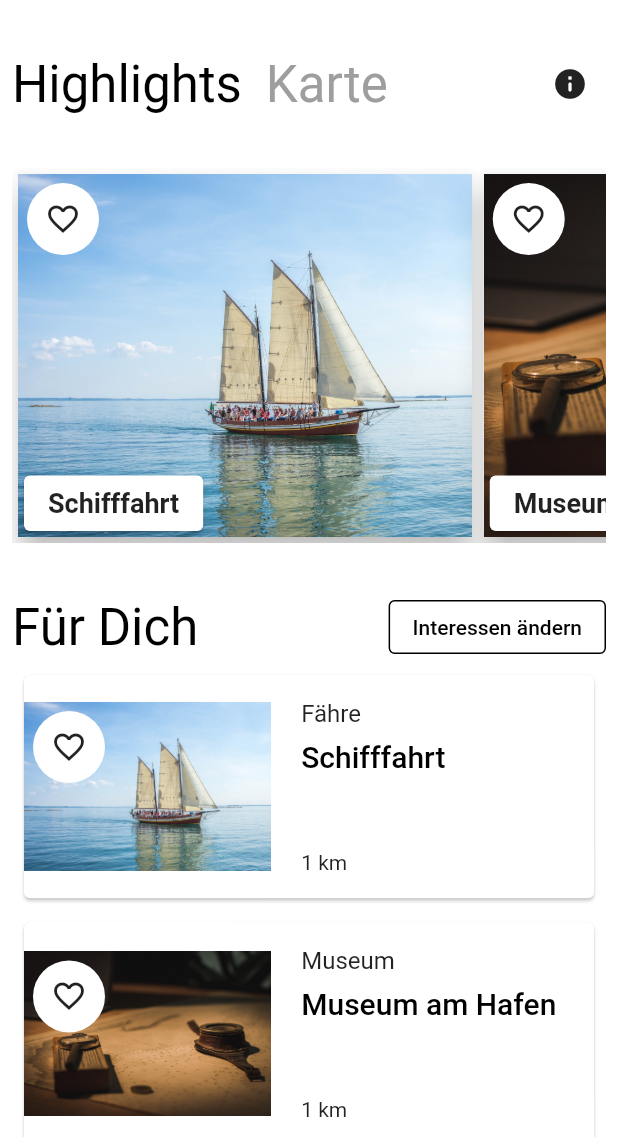
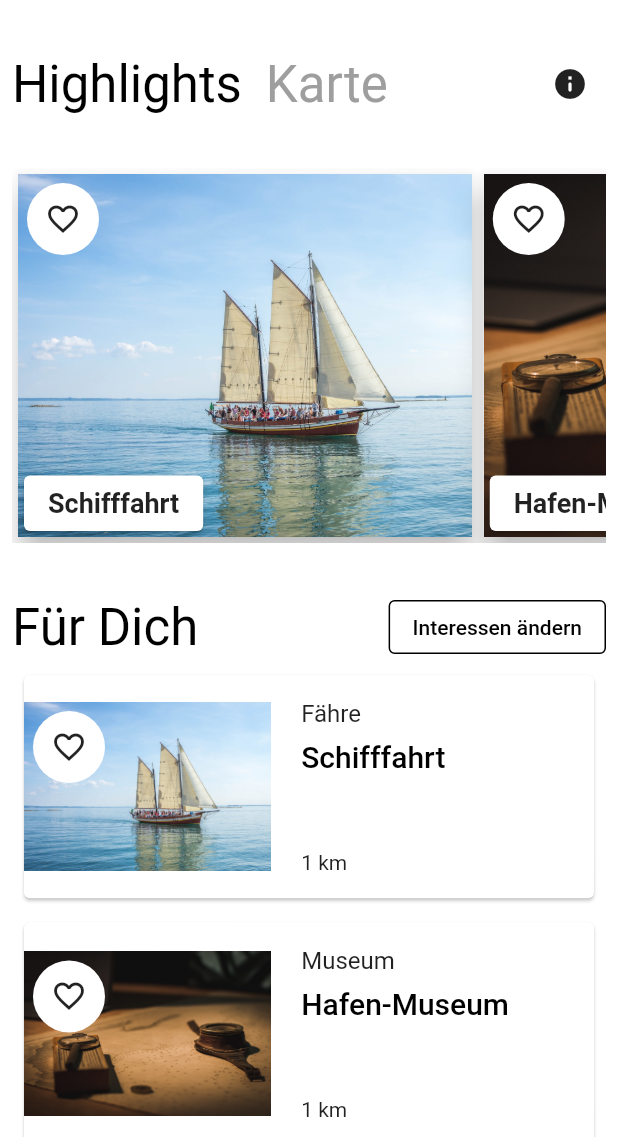
Before and after one commit to ottenchris/romanshorn, a Flutter app: the DiscoverPage screen opened directly, on a phone screen of 412 x 824 dp, the part 99-1236 px from its top. Run offline on Flutter 3.47's test engine with Material 2 defaults, Android fonts, the phone set to English and light mode, and no system bars; our stand-ins replace curved_navigation_bar, flutter_bloc, flutter_map, flutter_native_splash, latlong2.

```diff
--- a/lib/data/data.dart
+++ b/lib/data/data.dart
@@ -1,70 +1,19 @@
-
 import 'models/entry_model.dart';
 import 'models/tag_model.dart';
 
 class Data {
   //TODO: Make sure to edit always the same list
   static List<TagModel> tags = [
-    TagModel(
-      Tag.highlight,
-      name: "Highlight",
-      imgPath: "assets/images/tags/highlight.jpg",
-      selected: false,
-    ),
-    TagModel(
-      Tag.sights,
-      name: "Sehenswürdigkeit",
-      imgPath: "assets/images/tags/sights.jpg",
-      selected: false,
-    ),
-    TagModel(
-      Tag.trips,
-      name: "Ausflug",
-      imgPath: "assets/images/tags/trips.jpg",
-      selected: false,
-    ),
-    TagModel(
-      Tag.museum,
-      name: "Museum",
-      imgPath: "assets/images/tags/museum.jpg",
-      selected: false,
-    ),
-    TagModel(
-      Tag.culture,
-      name: "Kunst & Kultur",
-      imgPath: "assets/images/tags/culture.jpg",
-      selected: false,
-    ),
-    TagModel(
-      Tag.family,
-      name: "Familie",
-      imgPath: "assets/images/tags/family.jpg",
-      selected: false,
-    ),
-    TagModel(
-      Tag.party,
-      name: "Ausgehen",
-      imgPath: "assets/images/tags/party.jpg",
-      selected: false,
-    ),
-    TagModel(
-      Tag.food,
-      name: "Restaurant",
-      imgPath: "assets/images/tags/food.jpg",
-      selected: false,
-    ),
-    TagModel(
-      Tag.shopping,
-      name: "Shopping",
-      imgPath: "assets/images/tags/shopping.jpg",
-      selected: false,
-    ),
-    TagModel(
-      Tag.hotels,
-      name: "Hotel",
-      imgPath: "assets/images/tags/hotels.jpg",
-      selected: false,
-    ),
+    TagModel(Tag.highlight, name: "Highlight", selected: false),
+    TagModel(Tag.sights, name: "Sehenswürdigkeit", selected: false),
+    TagModel(Tag.trips, name: "Ausflug", selected: false),
+    TagModel(Tag.museum, name: "Museum", selected: false),
+    TagModel(Tag.culture, name: "Kunst & Kultur", selected: false),
+    TagModel(Tag.family, name: "Familie", selected: false),
+    TagModel(Tag.party, name: "Ausgehen", selected: false),
+    TagModel(Tag.food, name: "Restaurant", selected: false),
+    TagModel(Tag.shopping, name: "Shopping", selected: false),
+    TagModel(Tag.hotels, name: "Hotel", selected: false),
   ];
 
   static List<EntryModel> entryList = [
@@ -79,10 +28,11 @@ class Data {
       imgWeb:
           "https://thurgau-bodensee.ch/assets/images/f/Bodensee_SBS_MS_St.Gallen_32-65ba7ff5.webp",
       imgPath: "assets/images/entries/shipping.jpg",
-        liked: false),
+      liked: false,
+    ),
     EntryModel(
       id: "2",
-        title: "Museum am Hafen",
+      title: "Hafen-Museum",
       description:
           "Das Museum zeigt die Entwicklung von Romanshorn als wichtige Verkehrs-Drehscheibe am Bodensee. Es ist modern und interaktiv gestaltet und bietet einen spannenden Einblick in die Geschichte der Stadt und ihrer Bewohner.",
       category: "Museum",
@@ -91,7 +41,8 @@ class Data {
       imgWeb:
           "https://thurgau-bodensee.ch/assets/images/c/4e2d086a-321b5e93.jpg",
       imgPath: "assets/images/entries/museum.jpg",
-        liked: false),
+      liked: false,
+    ),
     EntryModel(
       id: "3",
       title: "Kino",
@@ -103,7 +54,8 @@ class Data {
       imgWeb:
           "https://thurgau-bodensee.ch/assets/images/4/ae745019-e898f223.jpg",
       imgPath: "assets/images/entries/cinema.jpg",
-        liked: false),
+      liked: false,
+    ),
     EntryModel(
       id: "4",
       title: "Strand Bar",
@@ -115,7 +67,8 @@ class Data {
       imgWeb:
           "https://images.squarespace-cdn.com/content/v1/62066c5bf86a9127ee2813fa/ff086739-9ba0-4f46-a8e5-320623f3dfd5/20220616_191224_Gustav75.jpg?format=750w",
       imgPath: "assets/images/entries/bar.jpg",
-        liked: false),
+      liked: false,
+    ),
 
     EntryModel(
       id: "5",
@@ -128,7 +81,8 @@ class Data {
       imgWeb:
           "https://thurgau-bodensee.ch/assets/images/e/Seebad_Romanshorn-a956da4f.webp",
       imgPath: "assets/images/entries/bath.jpg",
-        liked: false),
+      liked: false,
+    ),
     EntryModel(
       id: "6",
       title: "Hotel am See",
@@ -140,7 +94,8 @@ class Data {
       imgWeb:
           "https://thurgau-bodensee.ch/assets/images/5/6ddc9d95-08d8a1ac.jpg",
       imgPath: "assets/images/entries/hotel.jpg",
-        liked: false),
+      liked: false,
+    ),
 
     // Coupons
     EntryModel(
@@ -194,5 +149,3 @@ enum Tag {
   shopping,
   hotels
 }
-
-// get tagString from Tag
--- a/lib/data/models/tag_model.dart
+++ b/lib/data/models/tag_model.dart
@@ -3,13 +3,11 @@ import '../data.dart';
 class TagModel {
   final Tag id;
   final String name;
-  final String imgPath;
   final bool selected;
 
   TagModel(
     this.id, {
     required this.name,
-    required this.imgPath,
     required this.selected,
   });
 
--- a/lib/pres/pages/discover.dart
+++ b/lib/pres/pages/discover.dart
@@ -94,7 +94,7 @@ class _DiscoverPageState extends State<DiscoverPage> {
                     TileLayer(
                       urlTemplate:
                           'https://tile.openstreetmap.org/{z}/{x}/{y}.png',
-                      userAgentPackageName: 'com.example.app',
+                      userAgentPackageName: 'com.ottenhaus.romanshorn',
                     ),
                   ],
                 ),
--- a/pubspec.yaml
+++ b/pubspec.yaml
@@ -73,7 +73,6 @@ flutter:
   assets:
     - assets/images/
     - assets/images/entries/
-    - assets/images/tags/
 
 
 
```
Also changed, not shown: lib/pres/widgets/tag_slider.dart (deleted, +0 -55 lines), assets/images/tags/culture.jpg (deleted), assets/images/tags/family.jpg (deleted), assets/images/tags/food.jpg (deleted), assets/images/tags/highlight.jpg (deleted), assets/images/tags/hotels.jpg (deleted), assets/images/tags/museum.jpg (deleted), assets/images/tags/party.jpg (deleted), assets/images/tags/shopping.jpg (deleted), assets/images/tags/sights.jpg (deleted), assets/images/tags/trips.jpg (deleted). Lines whose indentation alone changed are shown as unchanged.
